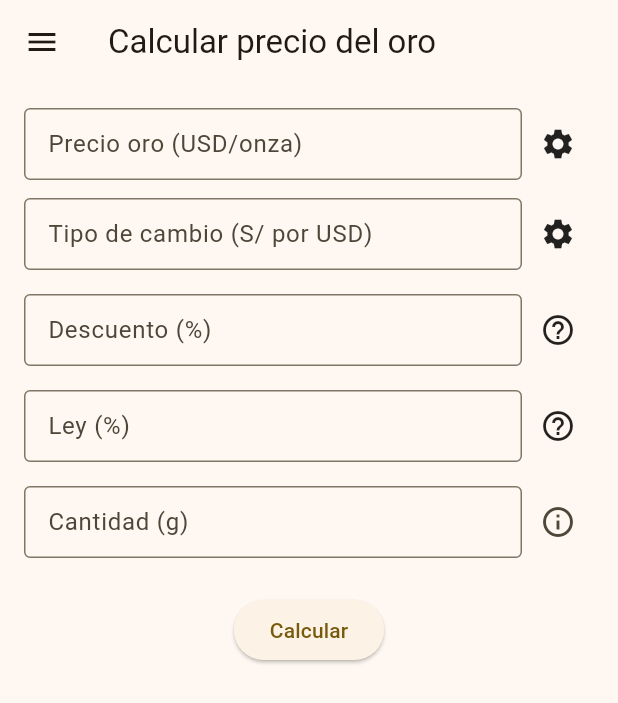
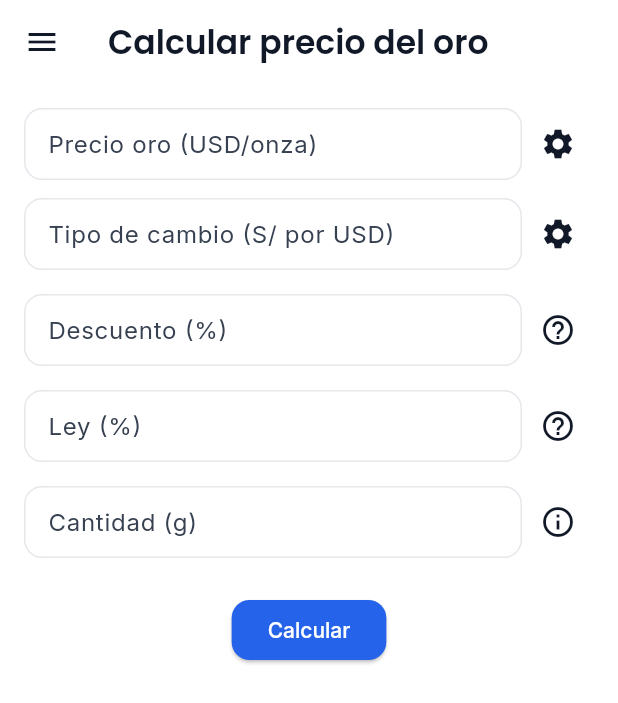
Before and after one commit to DeyviRodrigo/toolmape, a Flutter app: the screen it shows after launch, after a tap on the "settings" icon, on a phone screen of 412 x 824 dp. Shown: the top 703 px of the screen. Run offline on Flutter 3.47's test engine with Material 3 defaults, Android fonts, the phone set to English and light mode, and no system bars; our stand-ins replace flutter_dotenv, flutter_local_notifications, flutter_riverpod, google_fonts, shared_preferences, supabase_flutter and 2 more; accounts and stored records are empty; network calls fail.

Commit message:
feat(ui): theming centralizado (Material 3, Inter+Poppins, claro/oscuro) sin cambios funcionales

```diff
--- a/lib/features/calculadora/calculadora_screen.dart
+++ b/lib/features/calculadora/calculadora_screen.dart
@@ -393,15 +393,15 @@ class _Resultados extends StatelessWidget {
         if (state.precioPorGramo != null)
           Text(
             'Precio por gramo: ${soles(state.precioPorGramo!)}',
-            style: const TextStyle(fontSize: 18),
+            style: Theme.of(context).textTheme.titleMedium,
           ),
         if (state.total != null)
           Text(
             'Precio total: ${soles(state.total!)}',
-            style: const TextStyle(
-              fontSize: 20,
-              fontWeight: FontWeight.bold,
-            ),
+            style: Theme.of(context)
+                .textTheme
+                .titleLarge
+                ?.copyWith(fontWeight: FontWeight.bold),
           ),
       ],
     );
--- a/lib/main.dart
+++ b/lib/main.dart
@@ -9,7 +9,8 @@ import 'core/notifications/calendario_notifications.dart';
 import 'features/calculadora/calculadora_screen.dart';
 import 'features/calendario/calendario_screen.dart';
 import 'routes.dart';
-import 'core_foundation/core_foundation.dart';
+import 'theme/app_theme.dart';
+import 'theme/theme_controller.dart';
 
 /// Función: main - punto de entrada de la aplicación.
 Future<void> main() async {
@@ -47,23 +48,32 @@ Future<void> main() async {
     await CalendarioNotifications.init();
   }
 
-  runApp(const ProviderScope(child: ToolMAPEApp()));
+  final themeController = ThemeController();
+  await themeController.load();
+
+  runApp(
+    ProviderScope(
+      overrides: [
+        themeControllerProvider.overrideWithValue(themeController),
+      ],
+      child: const ToolMAPEApp(),
+    ),
+  );
 }
 
 /// Widget: ToolMAPEApp - configuración base de MaterialApp.
-class ToolMAPEApp extends StatelessWidget {
+class ToolMAPEApp extends ConsumerWidget {
   const ToolMAPEApp({super.key});
 
   @override
-  Widget build(BuildContext context) {
+  Widget build(BuildContext context, WidgetRef ref) {
+    final controller = ref.watch(themeControllerProvider);
     return MaterialApp(
       debugShowCheckedModeBanner: false,
       title: 'ToolMAPE',
-      theme: ThemeData(
-        useMaterial3: true,
-        colorSchemeSeed: const Color(0xFFFFC107),
-        extensions: const [ToolmapeTheme(brandGold: Color(0xFFFFC107))],
-      ),
+      theme: buildLightTheme(),
+      darkTheme: buildDarkTheme(),
+      themeMode: controller.themeMode,
       locale: const Locale('es', 'PE'),
       localizationsDelegates: const [
         GlobalMaterialLocalizations.delegate,
--- a/lib/presentation/widgets/app_drawer.dart
+++ b/lib/presentation/widgets/app_drawer.dart
@@ -1,5 +1,7 @@
 import 'package:flutter/material.dart';
 import '../../ui_kit/app_drawer_item.dart';
+import '../../theme/theme_controller.dart';
+import 'package:flutter_riverpod/flutter_riverpod.dart';
 
 /// Widget: AppDrawer - menú lateral de navegación.
 class AppDrawer extends StatelessWidget {
@@ -22,7 +24,11 @@ class AppDrawer extends StatelessWidget {
   Widget build(BuildContext context) {
     return Drawer(
       child: SafeArea(
-        child: ListView(
+        child: Consumer(
+          builder: (context, ref, _) {
+            final controller = ref.watch(themeControllerProvider);
+            final isDark = controller.themeMode == ThemeMode.dark;
+            return ListView(
               padding: EdgeInsets.zero,
               children: [
                 AppDrawerItem(
@@ -56,7 +62,17 @@ class AppDrawer extends StatelessWidget {
                   title: 'Dejar feedback sobre la app',
                   onTap: () { Navigator.pop(context); },
                 ),
+                SwitchListTile(
+                  value: isDark,
+                  title: const Text('Tema oscuro'),
+                  secondary: const Icon(Icons.brightness_6),
+                  onChanged: (v) => ref
+                      .read(themeControllerProvider)
+                      .setThemeMode(v ? ThemeMode.dark : ThemeMode.light),
+                ),
               ],
+            );
+          },
         ),
       ),
     );
--- /dev/null
+++ b/lib/theme/app_theme.dart
@@ -0,0 +1,102 @@
+import 'package:flutter/material.dart';
+
+import 'color_schemes.dart';
+import 'typography.dart';
+
+ThemeData buildLightTheme() {
+  final cs = lightColorScheme;
+  return ThemeData(
+    useMaterial3: true,
+    colorScheme: cs,
+    textTheme: buildTextTheme(cs),
+    extensions: const [
+      AppColors(success: Color(0xFF10B981), warning: Color(0xFFF59E0B)),
+    ],
+    appBarTheme: AppBarTheme(
+      backgroundColor: cs.surface,
+      foregroundColor: cs.onSurface,
+      elevation: 0,
+    ),
+    inputDecorationTheme: InputDecorationTheme(
+      filled: true,
+      fillColor: cs.surface,
+      hintStyle: TextStyle(color: cs.onSurface.withOpacity(0.6)),
+      border: OutlineInputBorder(
+        borderRadius: BorderRadius.circular(12),
+        borderSide: BorderSide(color: cs.outline),
+      ),
+      enabledBorder: OutlineInputBorder(
+        borderRadius: BorderRadius.circular(12),
+        borderSide: BorderSide(color: cs.outline),
+      ),
+    ),
+    elevatedButtonTheme: ElevatedButtonThemeData(
+      style: ElevatedButton.styleFrom(
+        backgroundColor: cs.primary,
+        foregroundColor: cs.onPrimary,
+        shape: RoundedRectangleBorder(borderRadius: BorderRadius.circular(12)),
+        textStyle: buildTextTheme(cs).labelLarge,
+      ),
+    ),
+    cardTheme: CardTheme(
+      elevation: 2,
+      shape: RoundedRectangleBorder(borderRadius: BorderRadius.circular(16)),
+    ),
+    drawerTheme: DrawerThemeData(
+      backgroundColor: cs.surface,
+      scrimColor: cs.onSurface.withOpacity(0.54),
+    ),
+    iconTheme: IconThemeData(color: cs.onSurface),
+    primaryIconTheme: IconThemeData(color: cs.primary),
+    dividerTheme: DividerThemeData(color: cs.outline),
+  );
+}
+
+ThemeData buildDarkTheme() {
+  final cs = darkColorScheme;
+  return ThemeData(
+    useMaterial3: true,
+    colorScheme: cs,
+    textTheme: buildTextTheme(cs),
+    extensions: const [
+      AppColors(success: Color(0xFF34D399), warning: Color(0xFFFBBF24)),
+    ],
+    appBarTheme: AppBarTheme(
+      backgroundColor: cs.surface,
+      foregroundColor: cs.onSurface,
+      elevation: 0,
+    ),
+    inputDecorationTheme: InputDecorationTheme(
+      filled: true,
+      fillColor: cs.surface,
+      hintStyle: TextStyle(color: cs.onSurface.withOpacity(0.6)),
+      border: OutlineInputBorder(
+        borderRadius: BorderRadius.circular(12),
+        borderSide: BorderSide(color: cs.outline),
+      ),
+      enabledBorder: OutlineInputBorder(
+        borderRadius: BorderRadius.circular(12),
+        borderSide: BorderSide(color: cs.outline),
+      ),
+    ),
+    elevatedButtonTheme: ElevatedButtonThemeData(
+      style: ElevatedButton.styleFrom(
+        backgroundColor: cs.primary,
+        foregroundColor: cs.onPrimary,
+        shape: RoundedRectangleBorder(borderRadius: BorderRadius.circular(12)),
+        textStyle: buildTextTheme(cs).labelLarge,
+      ),
+    ),
+    cardTheme: CardTheme(
+      elevation: 2,
+      shape: RoundedRectangleBorder(borderRadius: BorderRadius.circular(16)),
+    ),
+    drawerTheme: DrawerThemeData(
+      backgroundColor: cs.surface,
+      scrimColor: cs.onSurface.withOpacity(0.54),
+    ),
+    iconTheme: IconThemeData(color: cs.onSurface),
+    primaryIconTheme: IconThemeData(color: cs.primary),
+    dividerTheme: DividerThemeData(color: cs.outline),
+  );
+}
--- /dev/null
+++ b/lib/theme/theme_controller.dart
@@ -0,0 +1,31 @@
+import 'package:flutter/material.dart';
+import 'package:flutter_riverpod/flutter_riverpod.dart';
+import 'package:shared_preferences/shared_preferences.dart';
+
+final themeControllerProvider = ChangeNotifierProvider<ThemeController>((ref) {
+  return ThemeController();
+});
+
+class ThemeController extends ChangeNotifier {
+  ThemeMode themeMode = ThemeMode.system;
+
+  Future<void> load() async {
+    final prefs = await SharedPreferences.getInstance();
+    final index = prefs.getInt('theme_mode');
+    if (index != null && index >= 0 && index < ThemeMode.values.length) {
+      themeMode = ThemeMode.values[index];
+    }
+  }
+
+  Future<void> setThemeMode(ThemeMode mode) async {
+    themeMode = mode;
+    final prefs = await SharedPreferences.getInstance();
+    await prefs.setInt('theme_mode', mode.index);
+    notifyListeners();
+  }
+
+  Future<void> toggle() async {
+    final newMode = themeMode == ThemeMode.dark ? ThemeMode.light : ThemeMode.dark;
+    await setThemeMode(newMode);
+  }
+}
--- /dev/null
+++ b/lib/theme/typography.dart
@@ -0,0 +1,28 @@
+import 'package:flutter/material.dart';
+import 'package:google_fonts/google_fonts.dart';
+
+TextTheme buildTextTheme(ColorScheme colorScheme) {
+  final base = GoogleFonts.interTextTheme();
+  final titles = GoogleFonts.poppinsTextTheme();
+  final merged = base.copyWith(
+    displayLarge: titles.displayLarge?.copyWith(fontWeight: FontWeight.w600),
+    displayMedium: titles.displayMedium?.copyWith(fontWeight: FontWeight.w600),
+    displaySmall: titles.displaySmall?.copyWith(fontWeight: FontWeight.w600),
+    headlineLarge: titles.headlineLarge?.copyWith(fontWeight: FontWeight.w600),
+    headlineMedium: titles.headlineMedium?.copyWith(fontWeight: FontWeight.w600),
+    headlineSmall: titles.headlineSmall?.copyWith(fontWeight: FontWeight.w600),
+    titleLarge: titles.titleLarge?.copyWith(fontWeight: FontWeight.w600),
+    titleMedium: titles.titleMedium?.copyWith(fontWeight: FontWeight.w600),
+    titleSmall: titles.titleSmall?.copyWith(fontWeight: FontWeight.w600),
+    bodyLarge: base.bodyLarge,
+    bodyMedium: base.bodyMedium,
+    bodySmall: base.bodySmall,
+    labelLarge: base.labelLarge?.copyWith(fontWeight: FontWeight.w500),
+    labelMedium: base.labelMedium?.copyWith(fontWeight: FontWeight.w500),
+    labelSmall: base.labelSmall?.copyWith(fontWeight: FontWeight.w500),
+  );
+  return merged.apply(
+    bodyColor: colorScheme.onSurface,
+    displayColor: colorScheme.onSurface,
+  );
+}
--- a/lib/ui_kit/numeric_field.dart
+++ b/lib/ui_kit/numeric_field.dart
@@ -17,7 +17,6 @@ class NumericField extends StatelessWidget {
       controller: controller,
       keyboardType: const TextInputType.numberWithOptions(decimal: true),
       decoration: InputDecoration(
-        border: const OutlineInputBorder(),
         labelText: etiqueta,
         isDense: true,
       ),
--- a/pubspec.yaml
+++ b/pubspec.yaml
@@ -36,12 +36,13 @@ dependencies:
   flutter_riverpod: ^2.5.1
   supabase_flutter: ^2.5.6
   flutter_dotenv: ^5.1.0
-  shared_preferences: ^2.2.2
+  shared_preferences: ^2.2.3
   intl: ^0.20.2
   flutter_local_notifications: ^17.1.2
   timezone: ^0.9.2
   cupertino_icons: ^1.0.8
   table_calendar: ^3.2.0
+  google_fonts: ^6.2.1
 
 dev_dependencies:
   flutter_test:
```
Also changed, not shown: lib/features/calculadora/widgets/precio_oro_avanzadas_dialog.dart (+8 -6 lines), lib/features/calendario/calendario_screen.dart (+46 -15 lines), lib/theme/color_schemes.dart (added, +90 -0 lines). Lines whose indentation alone changed are shown as unchanged.
